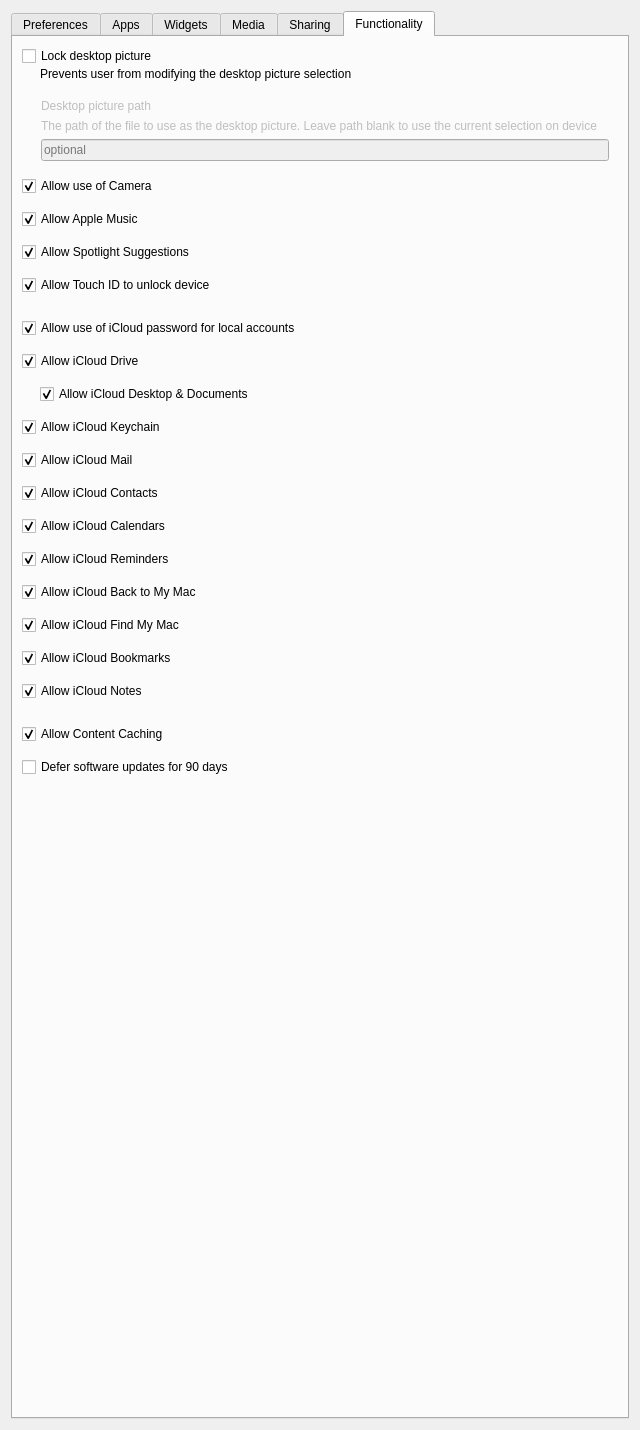
Above: FWAdminLib/Configurator/RestrictionsOSXForm.ui from fw-dev/translations before the change. Below: the same form after it.
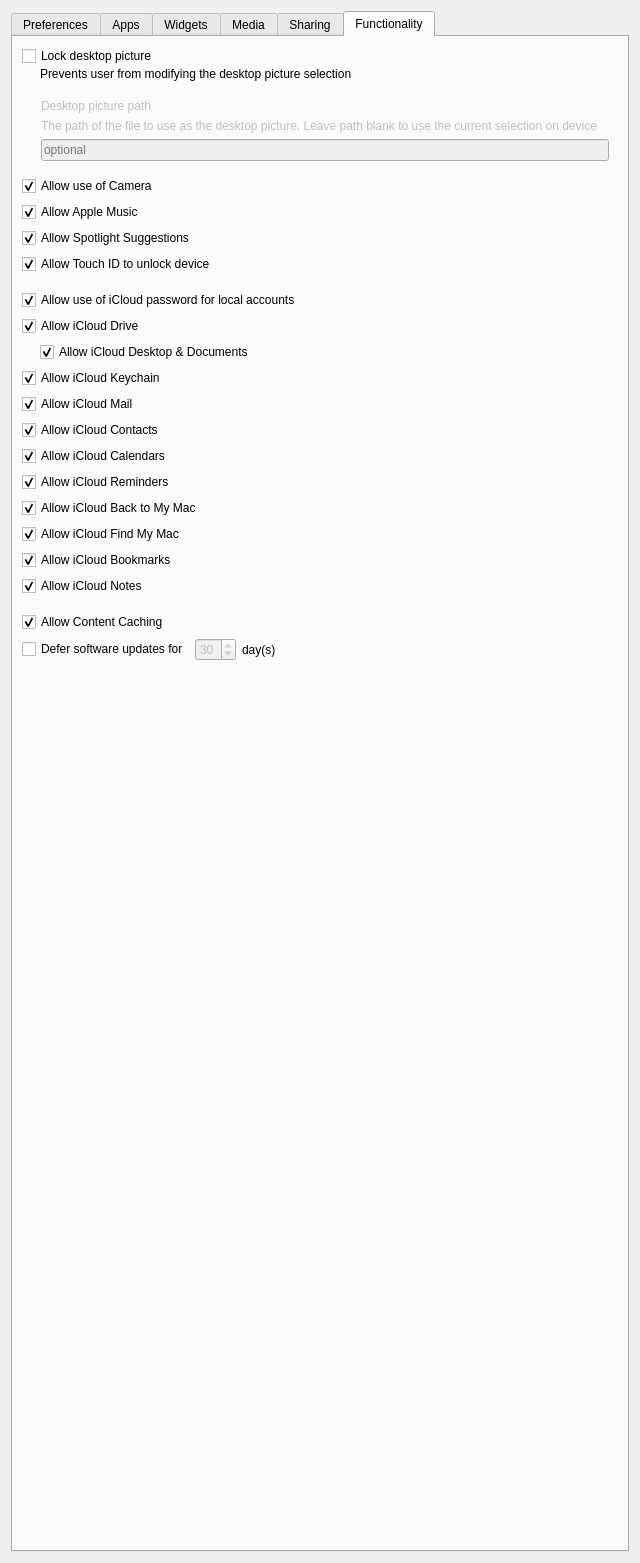
That is the form after the change. The open tabs and pages were chosen to show the change. Icons and pictures are not drawn. Custom widgets are drawn as their Qt base class.

Diff of the .ui file:
```diff
--- a/FWAdminLib/Configurator/RestrictionsOSXForm.ui
+++ b/FWAdminLib/Configurator/RestrictionsOSXForm.ui
@@ -7,7 +7,7 @@
     <x>0</x>
     <y>0</y>
     <width>640</width>
-    <height>1430</height>
+    <height>1563</height>
    </rect>
   </property>
   <property name="windowTitle">
@@ -1922,7 +1922,7 @@
        <item>
         <layout class="QVBoxLayout" name="verticalLayout_28">
          <property name="spacing">
-          <number>13</number>
+          <number>6</number>
          </property>
          <item>
           <widget class="QCheckBox" name="allowUseOfCamera">
@@ -2151,10 +2151,70 @@
           </widget>
          </item>
          <item>
-          <widget class="QCheckBox" name="forceDelayedSoftwareUpdates">
-           <property name="text">
-            <string>Defer software updates for 90 days</string>
-           </property>
+          <widget class="QWidget" name="widget" native="true">
+           <layout class="QHBoxLayout" name="horizontalLayout_8">
+            <property name="leftMargin">
+             <number>0</number>
+            </property>
+            <property name="topMargin">
+             <number>0</number>
+            </property>
+            <property name="rightMargin">
+             <number>0</number>
+            </property>
+            <property name="bottomMargin">
+             <number>0</number>
+            </property>
+            <item>
+             <widget class="QCheckBox" name="forceDelayedSoftwareUpdates">
+              <property name="text">
+               <string>Defer software updates for</string>
+              </property>
+              <property name="checked">
+               <bool>false</bool>
+              </property>
+             </widget>
+            </item>
+            <item>
+             <widget class="QSpinBox" name="forceDelayedSoftwareUpdatesDelay">
+              <property name="enabled">
+               <bool>false</bool>
+              </property>
+              <property name="minimum">
+               <number>1</number>
+              </property>
+              <property name="maximum">
+               <number>90</number>
+              </property>
+              <property name="value">
+               <number>30</number>
+              </property>
+              <property name="displayIntegerBase">
+               <number>10</number>
+              </property>
+             </widget>
+            </item>
+            <item>
+             <widget class="QLabel" name="label_5">
+              <property name="text">
+               <string>day(s)</string>
+              </property>
+             </widget>
+            </item>
+            <item>
+             <spacer name="horizontalSpacer_9">
+              <property name="orientation">
+               <enum>Qt::Horizontal</enum>
+              </property>
+              <property name="sizeHint" stdset="0">
+               <size>
+                <width>40</width>
+                <height>20</height>
+               </size>
+              </property>
+             </spacer>
+            </item>
+           </layout>
           </widget>
          </item>
         </layout>
@@ -2178,6 +2238,14 @@
    </item>
   </layout>
  </widget>
+ <customwidgets>
+  <customwidget>
+   <class>ItemTableWidget</class>
+   <extends>QWidget</extends>
+   <header>FWAdminLib/Configurator/ItemTableWidget.h</header>
+   <container>1</container>
+  </customwidget>
+ </customwidgets>
  <resources>
   <include location="Configurator.qrc"/>
  </resources>
```
Left out of the diff: 82 changed lines with no effect on the pictures.
